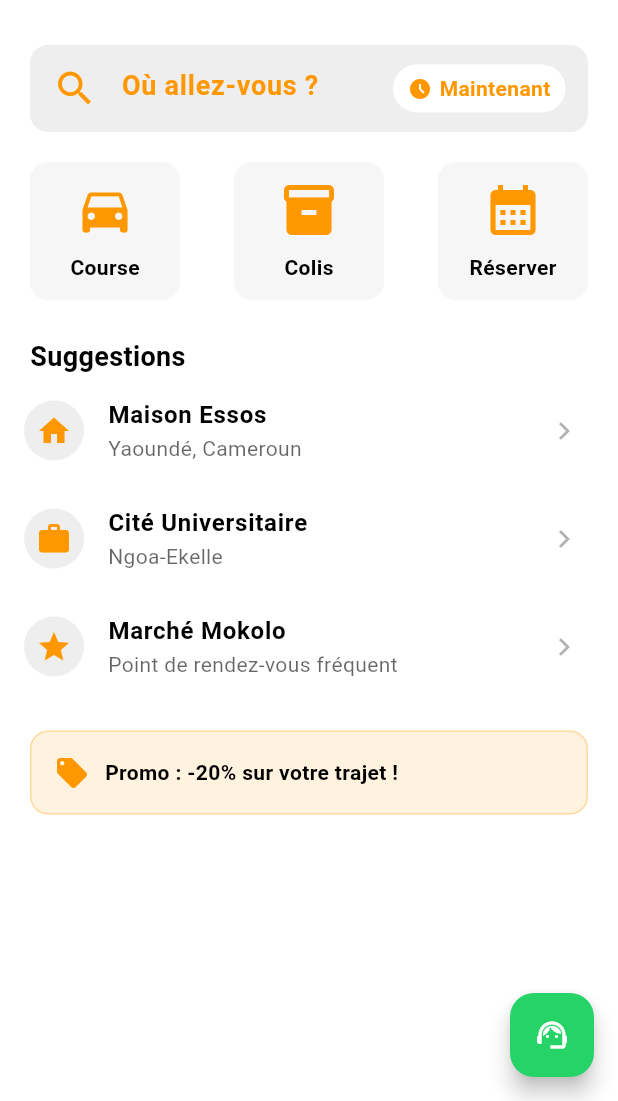
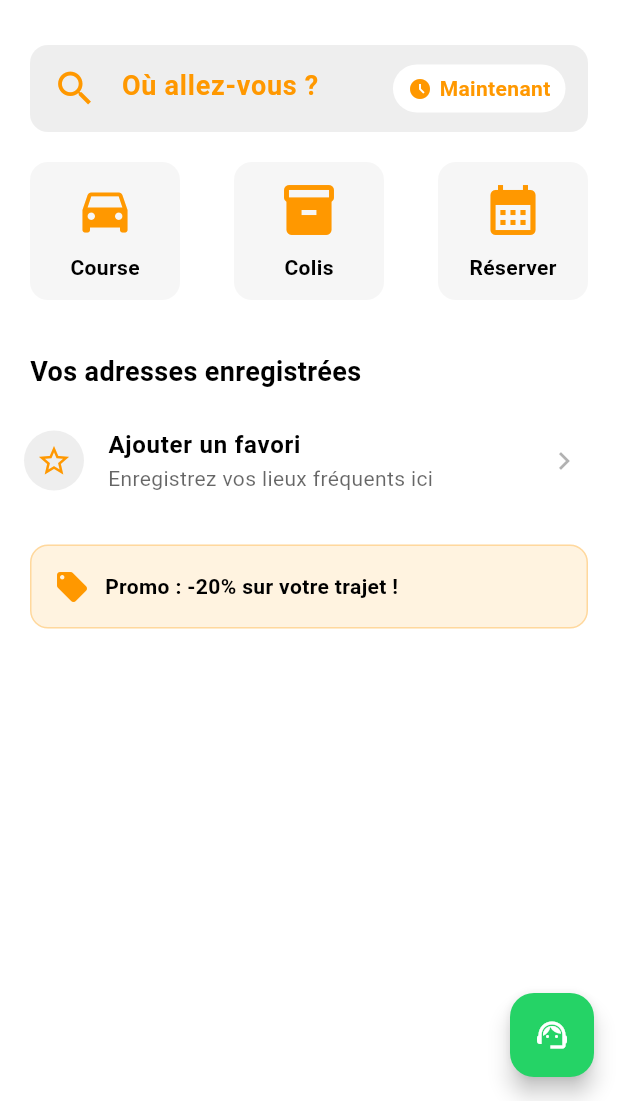
Before and after one commit to Takou237/Uber-cm, a Flutter app: the HomeScreen screen opened directly, on a phone screen of 412 x 824 dp, the part 135-1236 px from its top. Run offline on Flutter 3.47's test engine with Material 3 defaults, Android fonts, the phone set to English and light mode, and no system bars; our stand-ins replace appwrite, smooth_page_indicator; network calls fail.

Commit message:
home page

```diff
--- a/lib/home_screen.dart
+++ b/lib/home_screen.dart
@@ -1,7 +1,9 @@
 import 'package:flutter/material.dart';
+import 'package:uber_cm/saved_places_screen.dart';
 import 'package:uber_cm/services/appwrite_service.dart';
 import 'package:uber_cm/profile_screen.dart';
 import 'package:url_launcher/url_launcher.dart';
+import 'package:appwrite/models.dart' as models;
 
 class HomeScreen extends StatefulWidget {
   const HomeScreen({super.key});
@@ -12,7 +14,7 @@ class HomeScreen extends StatefulWidget {
 
 class _HomeScreenState extends State<HomeScreen> {
   final AppwriteService _appwrite = AppwriteService();
-  String _userName = "Utilisateur"; // Valeur par défaut plus propre
+  String _userName = "Utilisateur";
 
   @override
   void initState() {
@@ -44,7 +46,6 @@ class _HomeScreenState extends State<HomeScreen> {
 
   @override
   Widget build(BuildContext context) {
-    // Détection des couleurs du thème actuel
     final isDark = Theme.of(context).brightness == Brightness.dark;
     final textColor = isDark ? Colors.white : Colors.black;
     final bgColor = Theme.of(context).scaffoldBackgroundColor;
@@ -56,7 +57,7 @@ class _HomeScreenState extends State<HomeScreen> {
         child: Column(
           crossAxisAlignment: CrossAxisAlignment.start,
           children: [
-            // HEADER
+            // --- HEADER ---
             Padding(
               padding: const EdgeInsets.only(top: 50, left: 20, right: 20, bottom: 10),
               child: Row(
@@ -69,7 +70,7 @@ class _HomeScreenState extends State<HomeScreen> {
                     child: CircleAvatar(
                       radius: 20,
                       backgroundColor: Colors.orange,
-                      child: Text(_userName[0].toUpperCase(),
+                      child: Text(_userName.isNotEmpty ? _userName[0].toUpperCase() : "U",
                         style: const TextStyle(color: Colors.white, fontWeight: FontWeight.bold)),
                     ),
                   ),
@@ -77,7 +78,7 @@ class _HomeScreenState extends State<HomeScreen> {
               ),
             ),
 
-            // BARRE DE RECHERCHE
+            // --- BARRE DE RECHERCHE ---
             Padding(
               padding: const EdgeInsets.all(20),
               child: Container(
@@ -100,7 +101,7 @@ class _HomeScreenState extends State<HomeScreen> {
               ),
             ),
 
-            // SERVICES
+            // --- SERVICES ---
             Padding(
               padding: const EdgeInsets.symmetric(horizontal: 20),
               child: Row(
@@ -115,19 +116,55 @@ class _HomeScreenState extends State<HomeScreen> {
 
             const SizedBox(height: 25),
 
-            // SUGGESTIONS
+            // --- SECTION SUGGESTIONS DYNAMIQUE ---
             Padding(
-              padding: const EdgeInsets.symmetric(horizontal: 20),
-              child: Text("Suggestions",
+              padding: const EdgeInsets.symmetric(horizontal: 20, vertical: 10),
+              child: Text("Vos adresses enregistrées",
                 style: TextStyle(fontSize: 18, fontWeight: FontWeight.bold, color: textColor)),
             ),
-            _buildLocationItem(Icons.home, "Maison Essos", "Yaoundé, Cameroun", isDark, textColor),
-            _buildLocationItem(Icons.work, "Cité Universitaire", "Ngoa-Ekelle", isDark, textColor),
-            _buildLocationItem(Icons.star, "Marché Mokolo", "Point de rendez-vous fréquent", isDark, textColor),
+
+            FutureBuilder<List<models.Document>>(
+              future: _appwrite.getFavoritePlaces(),
+              builder: (context, snapshot) {
+                if (snapshot.connectionState == ConnectionState.waiting) {
+                  return const Padding(
+                    padding: EdgeInsets.symmetric(horizontal: 20),
+                    child: LinearProgressIndicator(color: Colors.orange, backgroundColor: Colors.transparent),
+                  );
+                }
+
+                if (!snapshot.hasData || snapshot.data!.isEmpty) {
+                  return _buildLocationItem(
+                    Icons.star_border,
+                    "Ajouter un favori",
+                    "Enregistrez vos lieux fréquents ici",
+                    isDark,
+                    textColor,
+                    () => Navigator.push(
+                      context,
+                      MaterialPageRoute(builder: (context) => const SavedPlacesScreen()) // On change ProfileScreen par SavedPlacesScreen
+                    )
+                  );
+                }
+
+                return Column(
+                  children: snapshot.data!.map((doc) {
+                    return _buildLocationItem(
+                      Icons.location_on,
+                      doc.data['name'] ?? "Lieu",
+                      doc.data['address'] ?? "Cameroun",
+                      isDark,
+                      textColor,
+                      () { /* TODO: Lancer la recherche vers cette adresse */ }
+                    );
+                  }).toList(),
+                );
+              },
+            ),
 
             const SizedBox(height: 20),
 
-            // BANNIÈRE PROMO
+            // --- BANNIÈRE PROMO ---
             _buildPromoBanner(isDark, textColor),
             const SizedBox(height: 30),
           ],
@@ -181,16 +218,19 @@ class _HomeScreenState extends State<HomeScreen> {
     );
   }
 
-  Widget _buildLocationItem(IconData icon, String title, String subtitle, bool isDark, Color textColor) {
+  Widget _buildLocationItem(IconData icon, String title, String subtitle, bool isDark, Color textColor, VoidCallback onTap) {
     return ListTile(
       leading: CircleAvatar(
         backgroundColor: isDark ? Colors.white10 : const Color(0xFFEEEEEE),
         child: Icon(icon, color: Colors.orange),
       ),
       title: Text(title, style: TextStyle(fontWeight: FontWeight.bold, color: textColor)),
-      subtitle: Text(subtitle, style: TextStyle(color: textColor.withValues(alpha: 0.6))),
+      subtitle: Text(subtitle,
+        maxLines: 1,
+        overflow: TextOverflow.ellipsis,
+        style: TextStyle(color: textColor.withValues(alpha: 0.6))),
       trailing: Icon(Icons.chevron_right, color: textColor.withValues(alpha: 0.3)),
-      onTap: () {},
+      onTap: onTap,
     );
   }
 
```
Also changed, not shown: lib/saved_places_screen.dart (+42 -13 lines).
